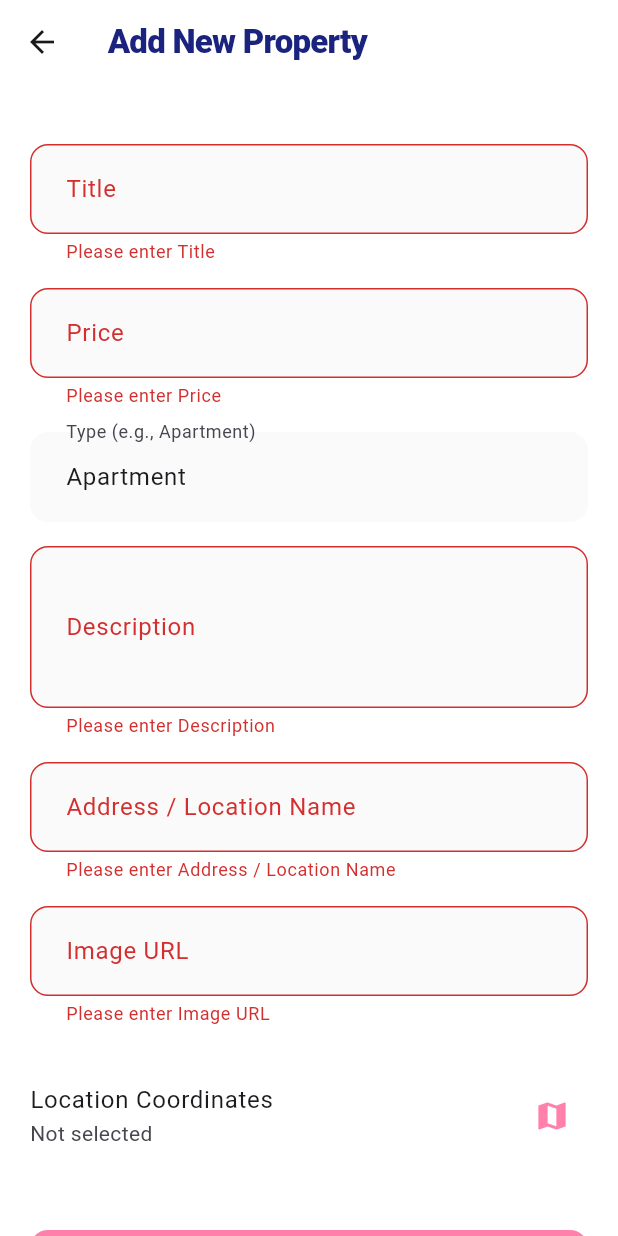
After one commit to deeps00007/real_estate_owner_app, a Flutter app: the AddEditPropertyScreen screen opened directly, after a tap on "Publish Listing", on a phone screen of 412 x 824 dp. The commit adds this screen. Run offline on Flutter 3.47's test engine with Material 3 defaults, Android fonts, the phone set to English and light mode, and no system bars; our stand-ins replace bloc, cloud_firestore, equatable, firebase_auth, firebase_core, flutter_bloc and 4 more; missing offline and left inert: flutter_map_smart; accounts and stored records are empty; network calls fail; statements that could not run were skipped.

Commit message:
new owner side updates

```diff
--- a/lib/core/firebase_service.dart
+++ b/lib/core/firebase_service.dart
@@ -26,6 +26,16 @@ class FirebaseService {
     await _firestore.collection('properties').add(property.toJson());
   }
 
+  Future<void> updateProperty(Property property) async {
+    final query = await _firestore
+        .collection('properties')
+        .where('id', isEqualTo: property.id)
+        .get();
+    for (var doc in query.docs) {
+      await doc.reference.update(property.toJson());
+    }
+  }
+
   Future<void> deleteProperty(String id) async {
     final query = await _firestore
         .collection('properties')
--- /dev/null
+++ b/lib/features/admin/add_edit_property_screen.dart
@@ -0,0 +1,239 @@
+import 'package:flutter/material.dart';
+import 'package:flutter_bloc/flutter_bloc.dart';
+import 'package:latlong2/latlong.dart';
+import '../../core/auth_bloc.dart';
+import '../../models/property.dart';
+import '../map/bloc/property_bloc.dart';
+import '../map/bloc/property_event.dart';
+import '../map/location_picker_screen.dart';
+
+class AddEditPropertyScreen extends StatefulWidget {
+  final Property? property; // If null, we are adding new
+  final bool isEdit;
+
+  const AddEditPropertyScreen({super.key, this.property})
+    : isEdit = property != null;
+
+  @override
+  State<AddEditPropertyScreen> createState() => _AddEditPropertyScreenState();
+}
+
+class _AddEditPropertyScreenState extends State<AddEditPropertyScreen> {
+  final _formKey = GlobalKey<FormState>();
+  late TextEditingController _titleController;
+  late TextEditingController _descController;
+  late TextEditingController _priceController;
+  late TextEditingController _addressController;
+  late TextEditingController _imageUrlController;
+  late TextEditingController _typeController;
+
+  LatLng? _selectedLocation;
+
+  @override
+  void initState() {
+    super.initState();
+    _titleController = TextEditingController(
+      text: widget.property?.title ?? '',
+    );
+    _descController = TextEditingController(
+      text: widget.property?.description ?? '',
+    );
+    _priceController = TextEditingController(
+      text: widget.property?.price.toString() ?? '',
+    );
+    _addressController = TextEditingController(
+      text: widget.property?.address ?? '',
+    );
+    _imageUrlController = TextEditingController(
+      text: widget.property?.imageUrl ?? '',
+    );
+    _typeController = TextEditingController(
+      text: widget.property?.type ?? 'Apartment',
+    );
+
+    if (widget.isEdit) {
+      _selectedLocation = LatLng(widget.property!.lat, widget.property!.lng);
+    }
+  }
+
+  @override
+  void dispose() {
+    _titleController.dispose();
+    _descController.dispose();
+    _priceController.dispose();
+    _addressController.dispose();
+    _imageUrlController.dispose();
+    _typeController.dispose();
+    super.dispose();
+  }
+
+  void _pickLocation() async {
+    final result = await Navigator.push<LatLng>(
+      context,
+      MaterialPageRoute(builder: (context) => const LocationPickerScreen()),
+    );
+
+    if (result != null) {
+      setState(() {
+        _selectedLocation = result;
+      });
+    }
+  }
+
+  void _saveProperty() {
+    if (_formKey.currentState!.validate()) {
+      if (_selectedLocation == null) {
+        ScaffoldMessenger.of(context).showSnackBar(
+          const SnackBar(content: Text('Please select a location on map')),
+        );
+        return;
+      }
+
+      final ownerId = context.read<AuthBloc>().state.ownerId;
+      if (ownerId == null) {
+        ScaffoldMessenger.of(context).showSnackBar(
+          const SnackBar(content: Text('Error: Not logged in as owner')),
+        );
+        return;
+      }
+
+      final double price = double.tryParse(_priceController.text) ?? 0.0;
+      final property = Property(
+        id: widget.isEdit
+            ? widget.property!.id
+            : DateTime.now().millisecondsSinceEpoch.toString(),
+        title: _titleController.text,
+        description: _descController.text,
+        price: price,
+        lat: _selectedLocation!.latitude,
+        lng: _selectedLocation!.longitude,
+        imageUrl: _imageUrlController.text.isNotEmpty
+            ? _imageUrlController.text
+            : 'https://picsum.photos/400/300', // Default
+        type: _typeController.text,
+        ownerId: ownerId,
+        address: _addressController.text,
+      );
+
+      final bloc = context.read<PropertyBloc>();
+      if (widget.isEdit) {
+        bloc.add(UpdateProperty(property));
+        ScaffoldMessenger.of(
+          context,
+        ).showSnackBar(const SnackBar(content: Text('Property Updated!')));
+      } else {
+        bloc.add(AddProperty(property));
+        ScaffoldMessenger.of(
+          context,
+        ).showSnackBar(const SnackBar(content: Text('Property Added!')));
+      }
+
+      Navigator.pop(context);
+    }
+  }
+
+  @override
+  Widget build(BuildContext context) {
+    return Scaffold(
+      appBar: AppBar(
+        title: Text(widget.isEdit ? 'Edit Property' : 'Add New Property'),
+        backgroundColor: Colors.white,
+        foregroundColor: Colors.black,
+        elevation: 0,
+      ),
+      body: Form(
+        key: _formKey,
+        child: ListView(
+          padding: const EdgeInsets.all(20),
+          children: [
+            // Image Preview (if URL valid)
+            if (_imageUrlController.text.isNotEmpty)
+              Container(
+                height: 200,
+                decoration: BoxDecoration(
+                  borderRadius: BorderRadius.circular(12),
+                  image: DecorationImage(
+                    image: NetworkImage(_imageUrlController.text),
+                    fit: BoxFit.cover,
+                  ),
+                ),
+              ),
+            const SizedBox(height: 20),
+
+            _buildTextField('Title', _titleController),
+            const SizedBox(height: 16),
+            _buildTextField('Price', _priceController, isNumber: true),
+            const SizedBox(height: 16),
+            _buildTextField('Type (e.g., Apartment)', _typeController),
+            const SizedBox(height: 16),
+            _buildTextField('Description', _descController, maxLines: 3),
+            const SizedBox(height: 16),
+            _buildTextField('Address / Location Name', _addressController),
+            const SizedBox(height: 16),
+            _buildTextField('Image URL', _imageUrlController),
+
+            const SizedBox(height: 24),
+            ListTile(
+              contentPadding: EdgeInsets.zero,
+              title: const Text('Location Coordinates'),
+              subtitle: Text(
+                _selectedLocation != null
+                    ? '${_selectedLocation!.latitude.toStringAsFixed(4)}, ${_selectedLocation!.longitude.toStringAsFixed(4)}'
+                    : 'Not selected',
+              ),
+              trailing: IconButton(
+                icon: const Icon(Icons.map, color: Color(0xFFFF80AB)),
+                onPressed: _pickLocation,
+              ),
+            ),
+
+            const SizedBox(height: 40),
+            ElevatedButton(
+              onPressed: _saveProperty,
+              style: ElevatedButton.styleFrom(
+                backgroundColor: const Color(0xFFFF80AB),
+                padding: const EdgeInsets.symmetric(vertical: 16),
+                shape: RoundedRectangleBorder(
+                  borderRadius: BorderRadius.circular(12),
+                ),
+              ),
+              child: Text(
+                widget.isEdit ? 'Update Listing' : 'Publish Listing',
+                style: const TextStyle(
+                  fontSize: 16,
+                  fontWeight: FontWeight.bold,
+                  color: Colors.white,
+                ),
+              ),
+            ),
+          ],
+        ),
+      ),
+    );
+  }
+
+  Widget _buildTextField(
+    String label,
+    TextEditingController controller, {
+    bool isNumber = false,
+    int maxLines = 1,
+  }) {
+    return TextFormField(
+      controller: controller,
+      decoration: InputDecoration(
+        labelText: label,
+        border: OutlineInputBorder(borderRadius: BorderRadius.circular(12)),
+        filled: true,
+        fillColor: Colors.grey[50],
+      ),
+      keyboardType: isNumber ? TextInputType.number : TextInputType.text,
+      maxLines: maxLines,
+      validator: (value) {
+        if (value == null || value.isEmpty) {
+          return 'Please enter $label';
+        }
+        return null;
+      },
+    );
+  }
+}
--- a/lib/features/map/bloc/property_bloc.dart
+++ b/lib/features/map/bloc/property_bloc.dart
@@ -31,6 +31,9 @@ class PropertyBloc extends Bloc<PropertyEvent, PropertyState> {
     });
     on<AddProperty>((event, emit) async {
       await firebaseService.addProperty(event.property);
+    });
+    on<UpdateProperty>((event, emit) async {
+      await firebaseService.updateProperty(event.property);
     });
   }
 
--- a/lib/features/map/bloc/property_event.dart
+++ b/lib/features/map/bloc/property_event.dart
@@ -47,3 +47,11 @@ class AddProperty extends PropertyEvent {
   @override
   List<Object?> get props => [property];
 }
+
+class UpdateProperty extends PropertyEvent {
+  final Property property;
+  const UpdateProperty(this.property);
+
+  @override
+  List<Object?> get props => [property];
+}
```
Also changed, not shown: lib/features/map/map_screen.dart (+4 -63 lines), lib/features/property_details/property_detail_screen.dart (+50 -4 lines).
